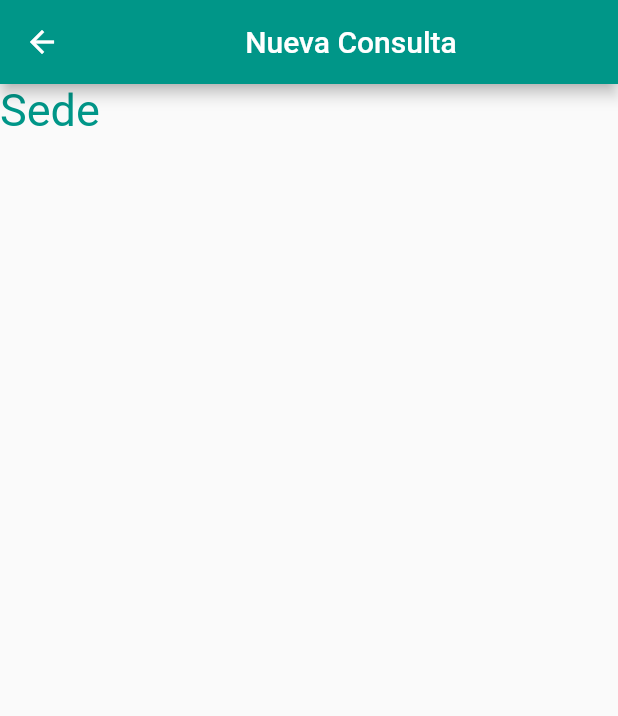
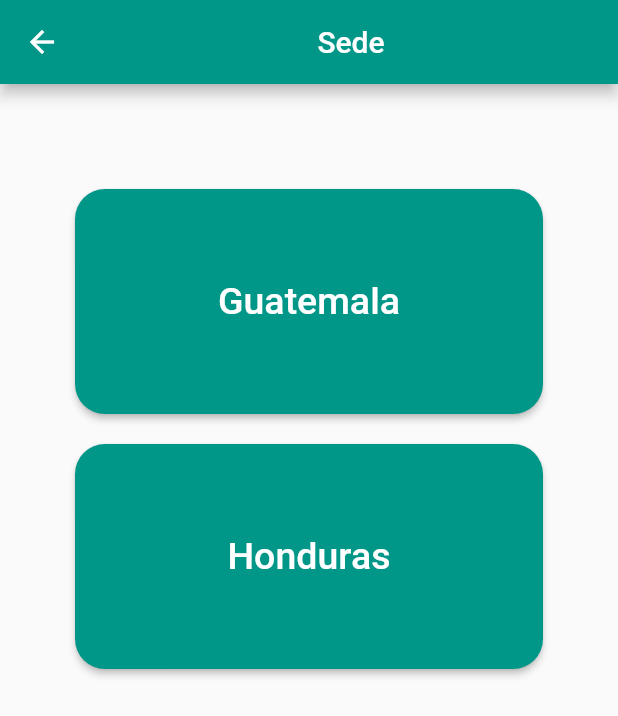
Before and after one commit to LesLastro/FlutterHD, a Flutter app: the Sede screen opened by its route, on a phone screen of 412 x 824 dp. Shown: the top 716 px of the screen. Run offline on Flutter 3.47's test engine with Material 2 defaults, Android fonts, the phone set to English and light mode, and no system bars.

Commit message:
formularios llenos pm

```diff
--- a/lib/main.dart
+++ b/lib/main.dart
@@ -4,8 +4,6 @@ import 'package:yes/src/page/Menu/Historial.dart';
 import 'package:yes/src/page/Menu/OpcionesMenuTab.dart';
 import 'package:yes/src/page/Menu/Sede.dart';
 import 'package:yes/src/page/MenuPrincipal.dart';
-//import 'package:yes/src/page/Scanner/DataQrPage.dart';
-//import 'package:yes/src/page/Scanner/Scanner.dart';
 import 'package:yes/src/page/Solicitudes.dart';
 import 'package:yes/src/page/login.dart';
 
@@ -28,8 +26,6 @@ class MyApp extends StatelessWidget {
         'Consultas' : (context) => const Consultas(),
         'Historial' : (context) => const Historial(),
         'Sede' : (context) => const Sede(),
-        //'Scanner' : (context) => const ScannerMain(),
-        //'Data_qr_page' : (context) => const DataQrPage(),//
       },
     );
   }
--- a/lib/src/page/Menu/Sede.dart
+++ b/lib/src/page/Menu/Sede.dart
@@ -1,7 +1,7 @@
 import 'package:flutter/material.dart';
 
 class Sede extends StatefulWidget {
-  const Sede({super.key});
+  const Sede({Key? key}) : super(key: key);
 
   @override
   State<Sede> createState() => _SedeState();
@@ -13,24 +13,70 @@ class _SedeState extends State<Sede> {
     return WillPopScope(
       onWillPop: () async => true,
       child: Scaffold(
-        appBar: AppBar(  //Para titulo de pantalla con flecha hacia atras
-        backgroundColor: Colors.teal,
-        title: const Center(child: Text('Nueva Consulta')), //Titulo de pantalla
+        appBar: AppBar(
+          backgroundColor: Colors.teal,
+          title: const Center(child: Text('Sede')),
         ),
-        body: SingleChildScrollView( //Para realizar scroll
+        body: SingleChildScrollView(
           child: Container(
+            padding: const EdgeInsets.all(20.0),
             child: Column(
+              mainAxisAlignment: MainAxisAlignment.center,
+              crossAxisAlignment: CrossAxisAlignment.center,
               children: [
-                Text('Sede', style: TextStyle(
-                  color: Colors.teal,
-                  fontSize: 30  //Tamaño de letra
-                ),)
+                const SizedBox(height: 50),
+                Center(
+                  child: ElevatedButton(
+                    onPressed: () {
+                      // Acción para Guatemala
+                    },
+                    style: ElevatedButton.styleFrom(
+                      backgroundColor: Colors.teal,
+                      shape: RoundedRectangleBorder(
+                        borderRadius: BorderRadius.circular(20),
+                      ),
+                    ),
+                    child: const SizedBox(
+                      width: 280,
+                      height: 150,
+                      child: Center(
+                        child: Text(
+                          "Guatemala",
+                          style: TextStyle(fontSize: 25),
+                        ),
+                      ),
+                    ),
+                  ),
+                ),
+                const SizedBox(height: 20),
+                Center(
+                  child: ElevatedButton(
+                    onPressed: () {
+                      // Acción para Honduras
+                    },
+                    style: ElevatedButton.styleFrom(
+                      backgroundColor: Colors.teal,
+                      shape: RoundedRectangleBorder(
+                        borderRadius: BorderRadius.circular(20),
+                      ),
+                    ),
+                    child: const SizedBox(
+                      width: 280,
+                      height: 150,
+                      child: Center(
+                        child: Text(
+                          "Honduras",
+                          style: TextStyle(fontSize: 25),
+                        ),
+                      ),
+                    ),
+                  ),
+                ),
               ],
             ),
           ),
         ),
       ),
     );
-
   }
 }
```
Also changed, not shown: lib/src/page/Menu/Consultas.dart (+25 -10 lines), lib/src/page/Menu/Historial.dart (+67 -30 lines), lib/src/page/Solicitudes.dart (+57 -13 lines).
